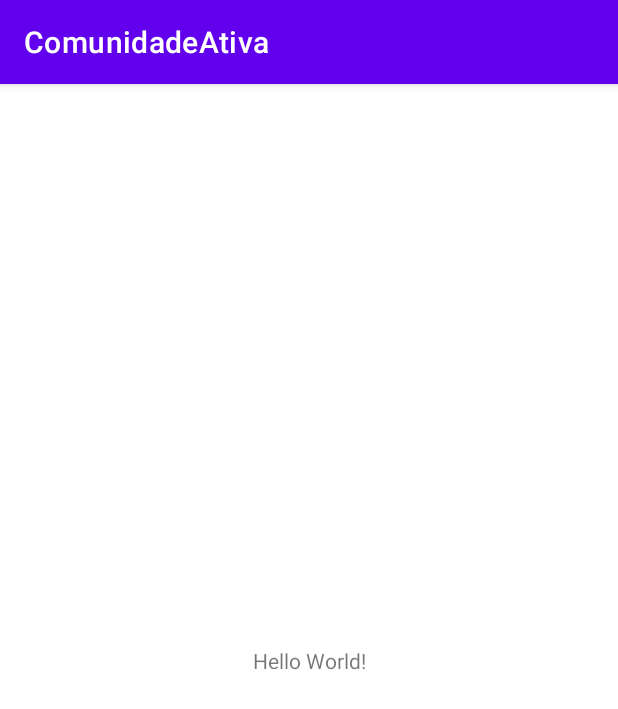
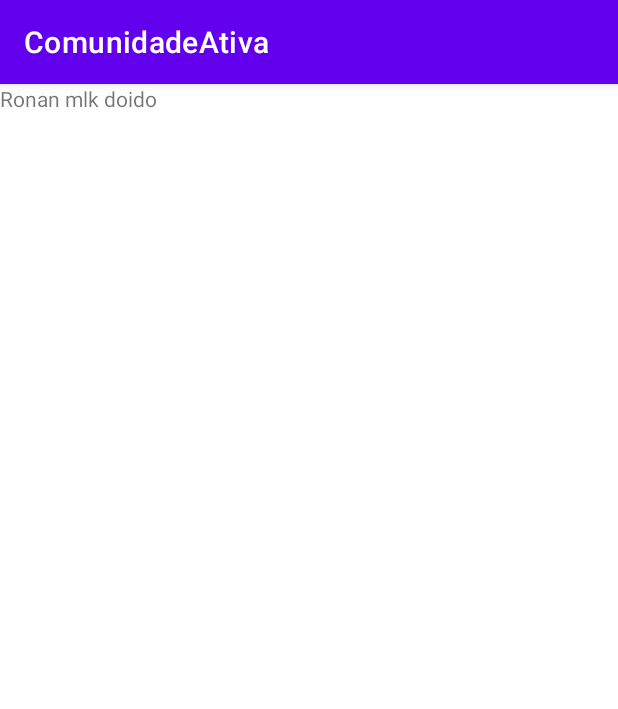
Before and after one commit to ronanlima/ComunidadeAtiva, an Android app: the screen it shows after launch (MainActivity), on a phone screen of 412 x 824 dp. Shown: the top 709 px of the screen. Run offline under Robolectric (Android 15) with nearby library versions, the phone set to English and light mode, and no system bars; our stand-ins replace data binding; libraries missing offline, so code that uses them is left out: retrofit2.converter.jackson; 5 statements that could not run were skipped.

Commit message:
Comunidade Ativa  - Incluindo Android Navigation;  - Incluindo ViewModel e LiveData;  - Incluindo classe repository;  - Incluindo retrofit para chamar api rest;  - Incluindo Gson e Jackson, para realizar o parse da resposta rest e para imprimir o objeto em formato json;  - Criando classes Evento e People para servir de modelo para a resposta rest;  - Incluindo permissão de internet no manifest;

```diff
--- a/app/src/main/AndroidManifest.xml
+++ b/app/src/main/AndroidManifest.xml
@@ -1,6 +1,8 @@
 <?xml version="1.0" encoding="utf-8"?>
 <manifest xmlns:android="http://schemas.android.com/apk/res/android"
     package="com.github.comunidade.ativa">
+
+    <uses-permission android:name="android.permission.INTERNET" />
 
     <application
         android:allowBackup="true"
--- /dev/null
+++ b/app/src/main/java/com/github/comunidade/ativa/ListaEventosFragment.kt
@@ -0,0 +1,86 @@
+package com.github.comunidade.ativa
+
+import android.os.Bundle
+import android.util.Log
+import android.util.Log.INFO
+import android.view.LayoutInflater
+import android.view.View
+import android.view.ViewGroup
+import androidx.databinding.DataBindingUtil
+import androidx.fragment.app.Fragment
+import androidx.lifecycle.Observer
+import androidx.lifecycle.ViewModelProvider
+import com.github.comunidade.ativa.databinding.FragmentListaEventosBinding
+import com.github.comunidade.ativa.repository.ComunidadeRepository
+import com.github.comunidade.ativa.viewmodel.ComunidadeAtivaViewModel
+
+// TODO: Rename parameter arguments, choose names that match
+// the fragment initialization parameters, e.g. ARG_ITEM_NUMBER
+private const val ARG_PARAM1 = "param1"
+private const val ARG_PARAM2 = "param2"
+
+/**
+ * A simple [Fragment] subclass.
+ * Use the [ListaEventosFragment.newInstance] factory method to
+ * create an instance of this fragment.
+ */
+class ListaEventosFragment : Fragment() {
+    // TODO: Rename and change types of parameters
+    private var param1: String? = null
+    private var param2: String? = null
+    private lateinit var listaEventosBinding: FragmentListaEventosBinding
+    private val repository by lazy {
+        ComunidadeRepository()
+    }
+    private val viewModel by lazy {
+        ViewModelProvider(this).get(ComunidadeAtivaViewModel::class.java)
+    }
+
+    override fun onCreate(savedInstanceState: Bundle?) {
+        super.onCreate(savedInstanceState)
+        arguments?.let {
+            param1 = it.getString(ARG_PARAM1)
+            param2 = it.getString(ARG_PARAM2)
+        }
+        viewModel.consultaEventos(requireContext())
+    }
+
+    override fun onCreateView(
+        inflater: LayoutInflater, container: ViewGroup?,
+        savedInstanceState: Bundle?
+    ): View? {
+        listaEventosBinding =
+            DataBindingUtil.inflate(inflater, R.layout.fragment_lista_eventos, container, false)
+        listaEventosBinding.helloEvento = "Ronan mlk doido"
+
+        viewModel.eventoObserver.observe(this, Observer { result ->
+            result.onSuccess {
+                it.forEach {
+                    it.toJson()?.let { it1 -> Log.i("resultado", it1) }
+                }
+            }
+        })
+
+        return listaEventosBinding.root
+    }
+
+    companion object {
+        /**
+         * Use this factory method to create a new instance of
+         * this fragment using the provided parameters.
+         *
+         * @param param1 Parameter 1.
+         * @param param2 Parameter 2.
+         * @return A new instance of fragment ListaEventosFragment.
+         */
+        // TODO: Rename and change types and number of parameters
+        @JvmStatic
+        fun newInstance(param1: String, param2: String) =
+            ListaEventosFragment().apply {
+                arguments = Bundle().apply {
+                    putString(ARG_PARAM1, param1)
+                    putString(ARG_PARAM2, param2)
+                }
+            }
+    }
+}
--- a/app/src/main/java/com/github/comunidade/ativa/MainActivity.kt
+++ b/app/src/main/java/com/github/comunidade/ativa/MainActivity.kt
@@ -1,11 +1,15 @@
 package com.github.comunidade.ativa
 
+import android.os.Bundle
 import androidx.appcompat.app.AppCompatActivity
-import android.os.Bundle
+import androidx.databinding.DataBindingUtil
+import com.github.comunidade.ativa.databinding.ActivityMainBinding
 
 class MainActivity : AppCompatActivity() {
+    private lateinit var mainBinding: ActivityMainBinding
+
     override fun onCreate(savedInstanceState: Bundle?) {
         super.onCreate(savedInstanceState)
-        setContentView(R.layout.activity_main)
+        mainBinding = DataBindingUtil.setContentView(this, R.layout.activity_main)
     }
 }
--- /dev/null
+++ b/app/src/main/java/com/github/comunidade/ativa/service/EventoService.kt
@@ -0,0 +1,10 @@
+package com.github.comunidade.ativa.service
+
+import com.github.comunidade.ativa.model.Evento
+import retrofit2.Response
+import retrofit2.http.GET
+
+interface EventoService {
+    @GET("/api/events")
+    suspend fun listaEventos(): Response<List<Evento>>
+}
--- /dev/null
+++ b/app/src/main/java/com/github/comunidade/ativa/viewmodel/ComunidadeAtivaViewModel.kt
@@ -0,0 +1,37 @@
+package com.github.comunidade.ativa.viewmodel
+
+import android.app.Application
+import android.content.Context
+import androidx.lifecycle.AndroidViewModel
+import androidx.lifecycle.LiveData
+import androidx.lifecycle.MutableLiveData
+import androidx.lifecycle.viewModelScope
+import com.github.comunidade.ativa.model.Evento
+import com.github.comunidade.ativa.repository.ComunidadeRepository
+import kotlinx.coroutines.Dispatchers
+import kotlinx.coroutines.launch
+
+class ComunidadeAtivaViewModel(application: Application) : AndroidViewModel(application) {
+    private val repository: ComunidadeRepository by lazy {
+        ComunidadeRepository()
+    }
+
+    protected fun getContextApplication(): Context? {
+        return getApplication<Application>().applicationContext
+    }
+
+    private val eventoResponse = MutableLiveData<Result<List<Evento>>>()
+    val eventoObserver: LiveData<Result<List<Evento>>>
+        get() = eventoResponse
+
+    fun consultaEventos(context: Context) {
+        viewModelScope.launch(Dispatchers.IO) {
+            try {
+                val eventos = repository.listaEventos(context)
+                eventoResponse.postValue(Result.success(eventos.body().orEmpty()))
+            } catch (e: Exception) {
+                eventoResponse.postValue(Result.failure(Throwable(e.message)))
+            }
+        }
+    }
+}
--- a/app/src/main/res/layout/activity_main.xml
+++ b/app/src/main/res/layout/activity_main.xml
@@ -1,18 +1,23 @@
 <?xml version="1.0" encoding="utf-8"?>
-<androidx.constraintlayout.widget.ConstraintLayout xmlns:android="http://schemas.android.com/apk/res/android"
+<layout xmlns:android="http://schemas.android.com/apk/res/android"
     xmlns:app="http://schemas.android.com/apk/res-auto"
-    xmlns:tools="http://schemas.android.com/tools"
-    android:layout_width="match_parent"
-    android:layout_height="match_parent"
-    tools:context=".MainActivity">
+    xmlns:tools="http://schemas.android.com/tools">
 
-    <TextView
-        android:layout_width="wrap_content"
-        android:layout_height="wrap_content"
-        android:text="Hello World!"
-        app:layout_constraintBottom_toBottomOf="parent"
-        app:layout_constraintLeft_toLeftOf="parent"
-        app:layout_constraintRight_toRightOf="parent"
-        app:layout_constraintTop_toTopOf="parent" />
+    <androidx.constraintlayout.widget.ConstraintLayout
+        android:layout_width="match_parent"
+        android:layout_height="match_parent">
 
-</androidx.constraintlayout.widget.ConstraintLayout>
+        <androidx.fragment.app.FragmentContainerView
+            android:id="@+id/nav_host_fragment"
+            android:name="androidx.navigation.fragment.NavHostFragment"
+            android:layout_width="@dimen/dimen_0dp"
+            android:layout_height="@dimen/dimen_0dp"
+            app:defaultNavHost="true"
+            app:layout_constraintBottom_toBottomOf="parent"
+            app:layout_constraintEnd_toEndOf="parent"
+            app:layout_constraintStart_toStartOf="parent"
+            app:layout_constraintTop_toTopOf="parent"
+            app:navGraph="@navigation/nav_comunidade" />
+
+    </androidx.constraintlayout.widget.ConstraintLayout>
+</layout>
--- /dev/null
+++ b/app/src/main/res/layout/fragment_lista_eventos.xml
@@ -0,0 +1,23 @@
+<?xml version="1.0" encoding="utf-8"?>
+<layout xmlns:android="http://schemas.android.com/apk/res/android"
+    xmlns:tools="http://schemas.android.com/tools">
+
+    <data>
+
+        <variable
+            name="helloEvento"
+            type="String" />
+    </data>
+
+    <androidx.constraintlayout.widget.ConstraintLayout
+        android:layout_width="match_parent"
+        android:layout_height="match_parent"
+        tools:context=".ListaEventosFragment">
+
+        <TextView
+            android:layout_width="match_parent"
+            android:layout_height="match_parent"
+            android:text="@{helloEvento}" />
+
+    </androidx.constraintlayout.widget.ConstraintLayout>
+</layout>
--- /dev/null
+++ b/app/src/main/res/navigation/nav_comunidade.xml
@@ -0,0 +1,13 @@
+<?xml version="1.0" encoding="utf-8"?>
+<navigation xmlns:android="http://schemas.android.com/apk/res/android"
+    xmlns:app="http://schemas.android.com/apk/res-auto"
+    xmlns:tools="http://schemas.android.com/tools"
+    android:id="@+id/nav_comunidade"
+    app:startDestination="@id/listaEventosFragment">
+
+    <fragment
+        android:id="@+id/listaEventosFragment"
+        android:name="com.github.comunidade.ativa.ListaEventosFragment"
+        android:label="fragment_lista_eventos"
+        tools:layout="@layout/fragment_lista_eventos" />
+</navigation>
--- a/app/src/main/res/values/strings.xml
+++ b/app/src/main/res/values/strings.xml
@@ -1,3 +1,5 @@
 <resources>
     <string name="app_name">ComunidadeAtiva</string>
+    <!-- TODO: Remove or change this placeholder text -->
+    <string name="hello_blank_fragment">Hello blank fragment</string>
 </resources>
--- a/build.gradle
+++ b/build.gradle
@@ -1,6 +1,10 @@
 // Top-level build file where you can add configuration options common to all sub-projects/modules.
 buildscript {
     ext.kotlin_version = "1.5.10"
+    ext.nav_version = '2.3.5'
+    ext.gson_version = '2.8.5'
+    ext.lifecycle_version = '2.3.1'
+
     repositories {
         google()
         mavenCentral()
```
Also changed, not shown: app/build.gradle (+21 -0 lines), app/src/main/java/com/github/comunidade/ativa/model/BaseModel.kt (added, +13 -0 lines), app/src/main/java/com/github/comunidade/ativa/model/Evento.kt (added, +16 -0 lines), app/src/main/java/com/github/comunidade/ativa/model/People.kt (added, +11 -0 lines), app/src/main/java/com/github/comunidade/ativa/repository/ComunidadeRepository.kt (added, +26 -0 lines), app/src/main/res/values/dimens.xml (added, +10 -0 lines).
